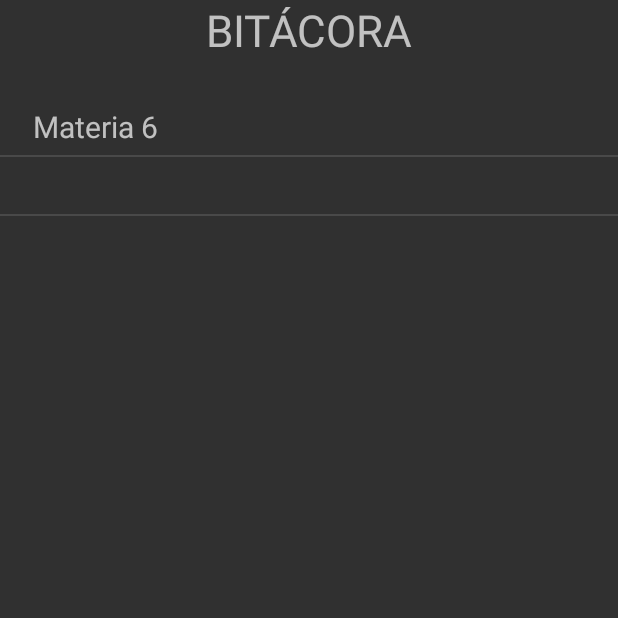
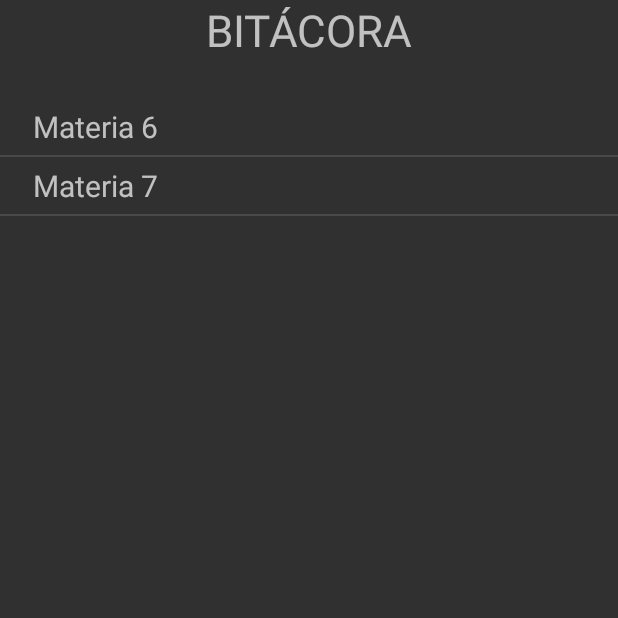
Before and after one commit to jeanigill/proyecto-Android, an Android app: the screen it shows after launch (MateriasListView), after a tap on "2do año", on a phone screen of 412 x 824 dp, the top half of it. Run offline under Robolectric (Android 15) with nearby library versions, the phone set to English and light mode, and no system bars.

Commit message:
2 ListView

```diff
--- a/proyectoApp/Bitacora/src/main/java/py/com/misgruposv01/activities/MateriasListView.java
+++ b/proyectoApp/Bitacora/src/main/java/py/com/misgruposv01/activities/MateriasListView.java
@@ -30,19 +30,33 @@ public class MateriasListView extends ListActivity {
         int idBitacora = 0;
         if(extras != null){
             idBitacora = extras.getInt("idBitacora", -1);
-            Log.i(LogUtils.tag, "Id recibido del grupo: "+idBitacora);
+            Log.i(LogUtils.tag, "Id recibido de la bitacora: "+idBitacora);
         }
 
         Bitacora unaBitacora;
+        ArrayList<Materia> materias = null;
+        for (int i=0; i<App.listadoBitacoras.size(); i++){
+            unaBitacora = App.getListadoBitacoras().get(i);
 
-        ArrayList<Materia> materias = unaBitacora.getMaterias();
-        Log.d(LogUtils.tag, "Cantidad de materias: " + materias.size());
+            if (idBitacora == unaBitacora.getId()){
+
+                materias = unaBitacora.getMaterias();
+                Log.i(LogUtils.tag, "Bitacora encontrada - id: "+idBitacora);
+                Log.i(LogUtils.tag, "Cantidad de materias: "+materias.size());
+
+            }
+        }
+
+        setListAdapter(new MateriaAdaptador(this, materias));
+
+
 
         // Modo1
-        setListAdapter(new MateriaAdaptador(this, materias));
+
     }
 
-    ///METODO PARA BUSCAR BITACORA
+    //METODO PARA BUSCAR BITACORA
+
 
 
     @Override
--- a/proyectoApp/Bitacora/src/main/java/py/com/misgruposv01/adaptadores/MateriaAdaptador.java
+++ b/proyectoApp/Bitacora/src/main/java/py/com/misgruposv01/adaptadores/MateriaAdaptador.java
@@ -1,6 +1,7 @@
 package py.com.misgruposv01.adaptadores;
 
 import android.app.Activity;
+import android.util.Log;
 import android.view.LayoutInflater;
 import android.view.View;
 import android.view.ViewGroup;
@@ -12,6 +13,7 @@ import java.util.ArrayList;
 import py.com.misgruposv01.R;
 import py.com.misgruposv01.datos.Bitacora;
 import py.com.misgruposv01.datos.Materia;
+import py.com.misgruposv01.utils.LogUtils;
 
 
 public class MateriaAdaptador extends BaseAdapter {
@@ -31,6 +33,8 @@ public class MateriaAdaptador extends BaseAdapter {
 		View view = inflater.inflate(R.layout.elemento_materias, null, true);
 
 		TextView nombreElemento = (TextView) view.findViewById(R.id.nombre_elemento);
+		Log.i(LogUtils.tag, "Nombre elemento: "+lista.get(posicion).getNombre());
+		Log.i(LogUtils.tag, "Nombre elemento: "+nombreElemento);
 		nombreElemento.setText(lista.get(posicion).getNombre());
 
 		return view;
--- a/proyectoApp/Bitacora/src/main/java/py/com/misgruposv01/datos/App.java
+++ b/proyectoApp/Bitacora/src/main/java/py/com/misgruposv01/datos/App.java
@@ -1,6 +1,10 @@
 package py.com.misgruposv01.datos;
 
+import android.util.Log;
+
 import java.util.ArrayList;
+
+import py.com.misgruposv01.utils.LogUtils;
 
 public class App {
 
@@ -8,7 +12,7 @@ public class App {
     public static ArrayList<Bitacora> listadoBitacoras = new ArrayList<>();
 
 
-  public static Bitacora bitacora1;
+    public static Bitacora bitacora1;
     public static Bitacora bitacora2;
 
     public static ArrayList<Materia> listadoMaterias1 = new ArrayList<>();
@@ -107,6 +111,7 @@ public class App {
         materia4 = new Materia (4, "Materia 4", temas3);
         materia5 = new Materia (5, "Materia 5", temas3);
         materia6 = new Materia (6, "Materia 6", temas3);
+        materia7 = new Materia (7, "Materia 7", temas3);
 
         listadoMaterias1.add(materia1);
         listadoMaterias1.add(materia2);
@@ -115,14 +120,18 @@ public class App {
         listadoMaterias1.add(materia5);
         listadoMaterias2.add(materia6);
         listadoMaterias2.add(materia7);
-
+        Log.i(LogUtils.tag, "ListadoMaterias1 size: "+listadoMaterias1.size());
+        Log.i(LogUtils.tag, "ListadoMaterias2 size: "+listadoMaterias2.size());
         bitacora1 = new Bitacora (1,  "1er año", listadoMaterias1);
+        Log.i(LogUtils.tag, "ListadoMaterias de bitacora size: "+bitacora1.getMaterias().size());
         bitacora2 = new Bitacora(2, "2do año", listadoMaterias2);
 
 
         listadoBitacoras.add(bitacora1 );
         listadoBitacoras.add(bitacora2 );
     }
+
+
 
     public App(    ) {
 
--- a/proyectoApp/Bitacora/src/main/java/py/com/misgruposv01/datos/Bitacora.java
+++ b/proyectoApp/Bitacora/src/main/java/py/com/misgruposv01/datos/Bitacora.java
@@ -5,7 +5,7 @@ import java.util.ArrayList;
 public class Bitacora {
    private int id;
    private String anho;
-    private static ArrayList<Materia> materias;
+    private ArrayList<Materia> materias;
 
 //    static {
 //        materias = new ArrayList<>();
@@ -38,12 +38,12 @@ public class Bitacora {
         this.anho = anho;
     }
 
-    public static ArrayList<Materia> getMaterias() {
+    public ArrayList<Materia> getMaterias() {
         return materias;
     }
 
-    public static void setMaterias(ArrayList<Materia> materias) {
-        Bitacora.materias = materias;
+    public void setMaterias(ArrayList<Materia> materias) {
+        materias = materias;
     }
 }
 //    public void agregarContato(Contacto contacto) {
```
